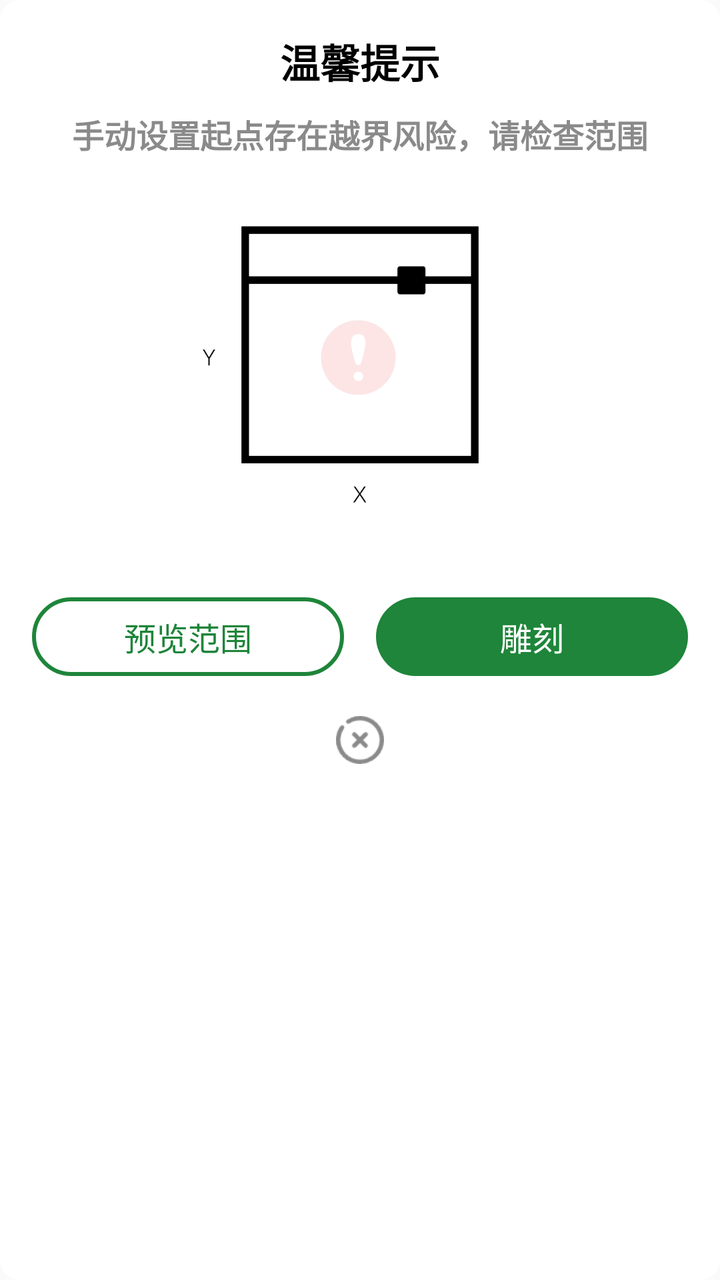
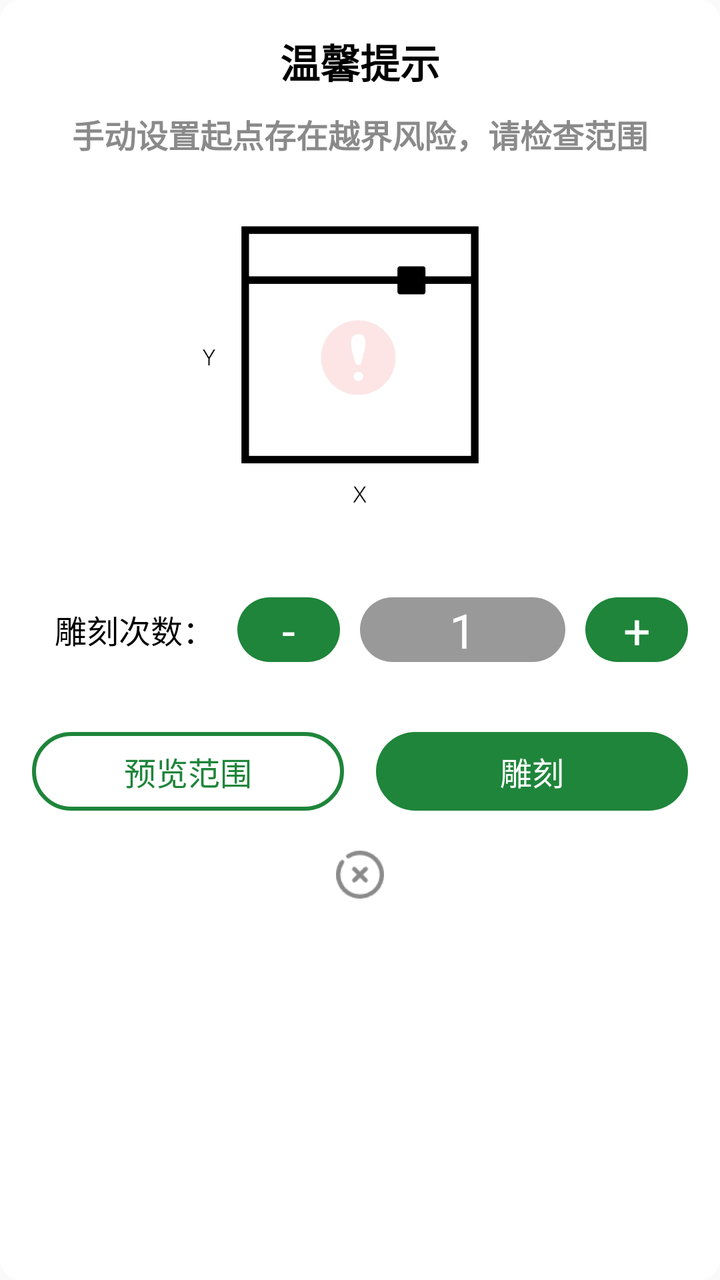

An Android layout rendered at two revisions. The XML below is the earlier revision; the diff shows what the commit changed to produce the second picture.
<!-- AndroidManifest.xml: application theme AppTheme -->
<!-- res/layout/dialog_linejugde_or_engrave.xml -->
<?xml version="1.0" encoding="utf-8"?>
<LinearLayout xmlns:android="http://schemas.android.com/apk/res/android"
    android:layout_width="320dp"
    android:layout_height="wrap_content"
    android:background="@drawable/bg_white_ffffff_r10"
    android:orientation="vertical"
    android:padding="16dp">

    
    <TextView
        android:layout_width="match_parent"
        android:layout_height="wrap_content"
        android:text="温馨提示"
        android:textSize="20sp"
        android:textColor="@color/colorBlack"
        android:textStyle="bold"
        android:gravity="center" />

    
    <TextView
        android:layout_width="match_parent"
        android:layout_height="wrap_content"
        android:layout_marginTop="10dp"
        android:text="手动设置起点存在越界风险，请检查范围"
        android:textSize="16sp"
        android:textStyle="bold"
        android:textColor="#8a8a8a"
        android:gravity="center" />

    
    <ImageView
        android:layout_width="match_parent"
        android:layout_height="200dp"
        android:src="@mipmap/ic_linejugde_tips"
        android:scaleType="centerCrop"/>

    <LinearLayout
        android:layout_width="match_parent"
        android:layout_height="wrap_content"
        android:layout_marginTop="20dp"
        android:gravity="center"
        android:orientation="horizontal">

        <TextView
            android:id="@+id/tv_dialog_linejugde"
            android:layout_width="0dp"
            android:layout_weight="1"
            android:layout_height="wrap_content"
            android:paddingVertical="8dp"
            android:background="@drawable/bg_white_green_1e853a_r30"
            android:gravity="center"
            android:text="预览范围"
            android:textColor="@color/colorGreen"
            android:textSize="16sp" />

        <TextView
            android:id="@+id/tv_dialog_engrave"
            android:layout_width="0dp"
            android:layout_weight="1"
            android:layout_height="wrap_content"
            android:paddingVertical="8dp"
            android:layout_marginStart="16dp"
            android:background="@drawable/bg_green_1e853a_r30"
            android:gravity="center"
            android:text="雕刻"
            android:textColor="@color/colorWhite"
            android:textSize="16sp" />
    </LinearLayout>

    <ImageView
        android:id="@+id/iv_cancel"
        android:layout_width="match_parent"
        android:layout_height="24dp"
        android:layout_marginTop="20dp"
        android:src="@drawable/icon_cancel"
        android:layout_gravity="center"/>

</LinearLayout>
<!-- resources referenced by this layout -->
<resources>
  <color name="colorBlack">#000000</color>
  <color name="colorGreen">#1e853a</color>
  <color name="colorWhite">#ffffff</color>
  <!-- drawable bg_green_1e853a_r30 (drawable) -->
  <?xml version="1.0" encoding="utf-8"?>
  <shape xmlns:android="http://schemas.android.com/apk/res/android">
  
      <solid android:color="@color/colorGreen" />
  
  
      <corners android:radius="30dp" />
  
  </shape>
  <!-- drawable bg_white_ffffff_r10 (drawable) -->
  <?xml version="1.0" encoding="utf-8"?>
  <shape xmlns:android="http://schemas.android.com/apk/res/android">
  
      <solid android:color="#FFFFFFFF" />
  
      <corners android:radius="10dp" />
  
  </shape>
  <!-- drawable bg_white_green_1e853a_r30 (drawable) -->
  <?xml version="1.0" encoding="utf-8"?>
  <shape xmlns:android="http://schemas.android.com/apk/res/android">
  
      <solid android:color="@color/colorWhite" />
  
      <stroke android:color="@color/colorGreen" android:width="2dp"/>
  
      <corners android:radius="30dp" />
  
  </shape>
  <!-- drawable icon_cancel: png bitmap (drawable, 1067 bytes) -->
  <!-- mipmap ic_linejugde_tips: jpg bitmap (mipmap-xxxhdpi, 105299 bytes) -->
  <style name="AppTheme" parent="Theme.AppCompat.Light.DarkActionBar">
          
          <item name="colorPrimary">@color/colorWhite</item>
          <item name="colorPrimaryDark">@color/colorWhite</item>
          <item name="colorAccent">@color/colorAccent</item>
          <item name="android:windowFullscreen">false</item>
          <item name="android:navigationBarColor" tools:targetApi="lollipop">@color/colorWhite</item>
      </style>
  <color name="colorAccent">#338a3e</color>
</resources>

<!-- the commit's change to res/layout/dialog_linejugde_or_engrave.xml (unified diff, before → after) -->
@@ -34,10 +34,72 @@
         android:src="@mipmap/ic_linejugde_tips"
         android:scaleType="centerCrop"/>
 
+    
     <LinearLayout
         android:layout_width="match_parent"
         android:layout_height="wrap_content"
         android:layout_marginTop="20dp"
+        android:gravity="center"
+        android:orientation="horizontal">
+
+        <TextView
+            android:layout_width="0dp"
+            android:layout_height="wrap_content"
+            android:layout_weight="2"
+            android:text="雕刻次数："
+            android:textColor="@color/colorBlack"
+            android:textSize="16sp"
+            android:gravity="center"
+            />
+
+        <TextView
+            android:id="@+id/tv_engrave_num_sub"
+            android:layout_width="0dp"
+            android:layout_height="wrap_content"
+            android:layout_weight="1"
+            android:background="@drawable/bg_green_1e853a_r100"
+            android:text="-"
+            android:textColor="@color/colorWhite"
+            android:textSize="24sp"
+            android:gravity="center"/>
+
+        <EditText
+            android:id="@+id/et_engrave_num"
+            android:layout_width="0dp"
+            android:layout_height="wrap_content"
+            android:layout_weight="2"
+            android:layout_marginStart="10dp"
+            android:background="@drawable/bg_gray_999999_r30"
+            android:textSize="24sp"
+            android:textColor="@color/colorWhite"
+            android:hint="1"
+            android:textColorHint="@color/colorWhite"
+            android:gravity="center"/>
+
+
+
+
+
+        <TextView
+            android:id="@+id/tv_engrave_num_add"
+            android:layout_width="0dp"
+            android:layout_height="wrap_content"
+            android:layout_weight="1"
+            android:layout_marginStart="10dp"
+            android:background="@drawable/bg_green_1e853a_r100"
+            android:text="+"
+            android:textColor="@color/colorWhite"
+            android:textSize="24sp"
+            android:gravity="center"/>
+
+
+    </LinearLayout>
+
+    
+    <LinearLayout
+        android:layout_width="match_parent"
+        android:layout_height="wrap_content"
+        android:layout_marginTop="35dp"
         android:gravity="center"
         android:orientation="horizontal">
 
<!-- resource entries referenced after the edit -->
@@ -3,6 +3,24 @@
   <color name="colorBlack">#000000</color>
   <color name="colorGreen">#1e853a</color>
   <color name="colorWhite">#ffffff</color>
+  <!-- drawable bg_gray_999999_r30 (drawable) -->
+  <?xml version="1.0" encoding="utf-8"?>
+  <shape xmlns:android="http://schemas.android.com/apk/res/android">
+  
+      <solid android:color="#FF999999" />
+  
+      <corners android:radius="30dp" />
+  
+  </shape>
+  <!-- drawable bg_green_1e853a_r100 (drawable) -->
+  <?xml version="1.0" encoding="utf-8"?>
+  <shape xmlns:android="http://schemas.android.com/apk/res/android">
+  
+      <solid android:color="@color/colorGreen" />
+  
+      <corners android:radius="100dp" />
+  
+  </shape>
   <!-- drawable bg_green_1e853a_r30 (drawable) -->
   <?xml version="1.0" encoding="utf-8"?>
   <shape xmlns:android="http://schemas.android.com/apk/res/android">
